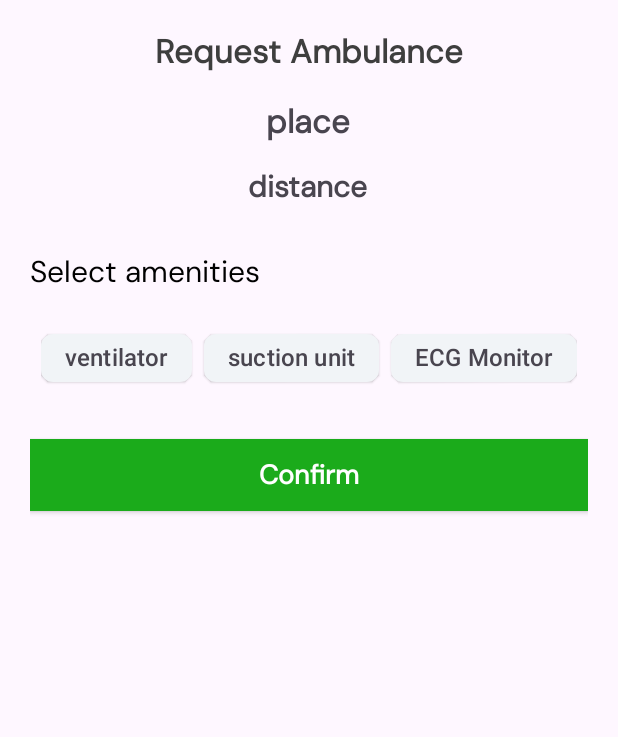
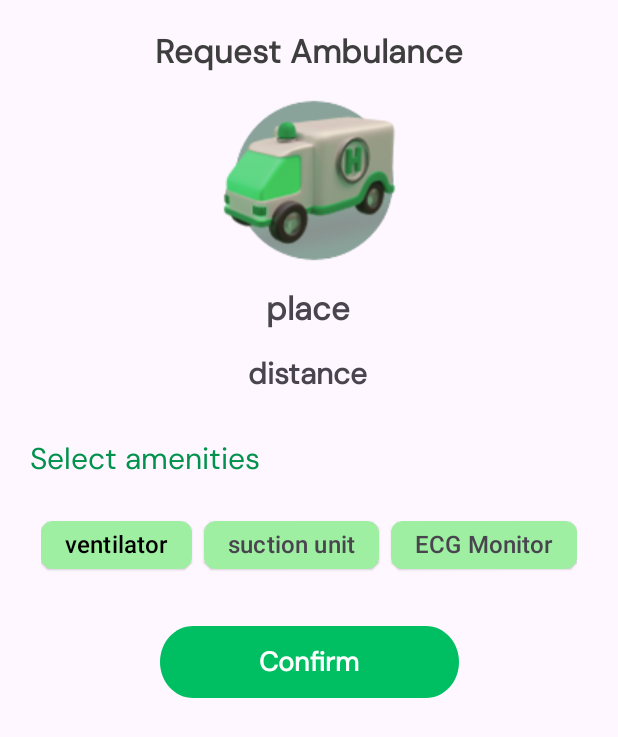
Before and after one commit to AnuragRanjan2003/SwiftAid, an Android app: the layout fragment_bottom_sheet.xml on its own in the app's theme, with its tools: preview values and no code run, on a phone screen of 412 x 824 dp. Shown: the top 737 px of the screen. Run offline under Robolectric (Android 15) with nearby library versions, the phone set to English and light mode, and no system bars.

Commit message:
ask frag done

```diff
--- a/app/src/main/AndroidManifest.xml
+++ b/app/src/main/AndroidManifest.xml
@@ -8,7 +8,7 @@
         android:allowBackup="true"
         android:dataExtractionRules="@xml/data_extraction_rules"
         android:fullBackupContent="@xml/backup_rules"
-        android:icon="@mipmap/ic_launcher"
+        android:icon="@drawable/app_icon"
         android:label="@string/app_name"
         android:supportsRtl="true"
         android:theme="@style/Theme.SwiftAid"
--- a/app/src/main/java/com/hackfest/swiftaid/fragments/AskFragment.kt
+++ b/app/src/main/java/com/hackfest/swiftaid/fragments/AskFragment.kt
@@ -29,7 +29,7 @@ class AskFragment : Fragment() {
         }
 
         binding.orgButton.setOnClickListener {
-            nc.navigate(R.id.organisationAskFragment)
+//            nc.navigate(R.id.organisationAskFragment)
         }
 
         // Inflate the layout for this fragment
--- a/app/src/main/java/com/hackfest/swiftaid/fragments/authentication/organisation/OrganisationAskFragment.kt
+++ b/app/src/main/java/com/hackfest/swiftaid/fragments/authentication/organisation/OrganisationAskFragment.kt
@@ -6,6 +6,7 @@ import android.view.LayoutInflater
 import android.view.View
 import android.view.ViewGroup
 import com.hackfest.swiftaid.R
+
 
 
 class OrganisationAskFragment : Fragment() {
--- a/app/src/main/java/com/hackfest/swiftaid/fragments/authentication/user/UserLoginFragment.kt
+++ b/app/src/main/java/com/hackfest/swiftaid/fragments/authentication/user/UserLoginFragment.kt
@@ -132,6 +132,7 @@ class UserLoginFragment : Fragment() {
             if (it.isSuccessful) {
                 //Update the UI
                 Toast.makeText(this.context, "Logged In Successfully !", Toast.LENGTH_SHORT).show()
+                findNavController().navigate(R.id.nearByFragment)
             } else {
                 Toast.makeText(this.context, it.exception.toString(), Toast.LENGTH_SHORT).show()
             }
--- a/app/src/main/java/com/hackfest/swiftaid/fragments/authentication/user/UserOtpFragment.kt
+++ b/app/src/main/java/com/hackfest/swiftaid/fragments/authentication/user/UserOtpFragment.kt
@@ -12,6 +12,7 @@ import android.view.View
 import android.view.ViewGroup
 import android.widget.Toast
 import androidx.core.view.isVisible
+import androidx.navigation.fragment.findNavController
 import com.google.firebase.FirebaseException
 import com.google.firebase.FirebaseTooManyRequestsException
 import com.google.firebase.auth.*
@@ -155,6 +156,7 @@ class UserOtpFragment : Fragment() {
                         .show()
 
                     val user = task.result?.user
+                    findNavController().navigate(R.id.action_userOtpFragment_to_nearByFragment)
                 } else {
                     // Sign in failed, display a message and update the UI
                     Log.w(ContentValues.TAG, "signInWithCredential:failure", task.exception)
--- a/app/src/main/res/drawable/rectangle_4.xml
+++ b/app/src/main/res/drawable/rectangle_4.xml
@@ -1,3 +1,4 @@
+<?xml version="1.0" encoding="utf-8"?>
 <vector
     xmlns:android="http://schemas.android.com/apk/res/android"
     xmlns:aapt="http://schemas.android.com/aapt"
--- a/app/src/main/res/drawable/rectangle_5.xml
+++ b/app/src/main/res/drawable/rectangle_5.xml
@@ -1,3 +1,4 @@
+<?xml version="1.0" encoding="utf-8"?>
 <vector
     xmlns:android="http://schemas.android.com/apk/res/android"
     xmlns:aapt="http://schemas.android.com/aapt"
--- a/app/src/main/res/layout/fragment_bottom_sheet.xml
+++ b/app/src/main/res/layout/fragment_bottom_sheet.xml
@@ -28,11 +28,19 @@
                 app:layout_constraintStart_toStartOf="parent"
                 app:layout_constraintTop_toTopOf="parent" />
 
+            <ImageView
+                android:id="@+id/imageView"
+                android:layout_width="wrap_content"
+                android:layout_height="wrap_content"
+                android:src="@drawable/app_icon"
+                app:layout_constraintEnd_toEndOf="@+id/textView3"
+                app:layout_constraintStart_toStartOf="@+id/textView3"
+                app:layout_constraintTop_toBottomOf="@+id/textView3" />
+
             <TextView
                 android:id="@+id/place"
                 android:layout_width="wrap_content"
                 android:layout_height="wrap_content"
-                android:layout_marginTop="17dp"
                 android:fontFamily="@font/dm_sans"
                 android:text="place"
                 android:textSize="22sp"
@@ -40,7 +48,7 @@
                 app:layout_constraintEnd_toEndOf="parent"
                 app:layout_constraintHorizontal_bias="0.498"
                 app:layout_constraintStart_toStartOf="parent"
-                app:layout_constraintTop_toBottomOf="@+id/textView3" />
+                app:layout_constraintTop_toBottomOf="@+id/imageView" />
 
             <TextView
                 android:id="@+id/dist"
@@ -61,7 +69,7 @@
                 android:layout_height="wrap_content"
                 android:layout_marginTop="30dp"
                 android:text="Select amenities"
-                android:textColor="@color/black"
+                android:textColor="#02924D"
                 android:textSize="20sp"
                 android:fontFamily="@font/dm_sans"
                 app:layout_constraintStart_toStartOf="parent"
@@ -79,6 +87,8 @@
 
                 <com.google.android.material.chip.Chip
                     android:id="@+id/vent"
+                    android:backgroundTint="@color/chip_green"
+                    android:textColor="@color/black"
                     style="@style/Widget.Material3.Chip.Filter.Elevated"
                     android:layout_width="wrap_content"
                     android:layout_height="wrap_content"
@@ -87,6 +97,7 @@
 
                 <com.google.android.material.chip.Chip
                     android:id="@+id/suck"
+                    android:backgroundTint="@color/chip_green"
                     style="@style/Widget.Material3.Chip.Filter.Elevated"
                     android:layout_width="wrap_content"
                     android:layout_height="wrap_content"
@@ -95,6 +106,7 @@
                     android:textSize="16sp" />
                 <com.google.android.material.chip.Chip
                     android:id="@+id/ecg"
+                    android:backgroundTint="@color/chip_green"
                     style="@style/Widget.Material3.Chip.Filter.Elevated"
                     android:layout_width="wrap_content"
                     android:layout_height="wrap_content"
@@ -105,10 +117,10 @@
 
             <androidx.appcompat.widget.AppCompatButton
                 android:id="@+id/btn_request"
-                android:layout_width="match_parent"
+                android:layout_width="wrap_content"
                 android:layout_height="wrap_content"
                 android:layout_marginTop="30dp"
-                android:background="#1BAB1B"
+                android:background="@drawable/rectangle_1"
                 android:fontFamily="@font/dm_sans"
                 android:text="Confirm"
                 android:textAllCaps="false"
--- a/app/src/main/res/values/colors.xml
+++ b/app/src/main/res/values/colors.xml
@@ -7,4 +7,5 @@
     <color name="teal_700">#FF018786</color>
     <color name="black">#FF000000</color>
     <color name="white">#FFFFFFFF</color>
+    <color name="chip_green">#9FEFA3</color>
 </resources>
```
Also changed, not shown: app/src/main/java/com/hackfest/swiftaid/fragments/map/NearByFragment.kt (+12 -1 lines), app/src/main/res/navigation/nav_graph.xml (+10 -1 lines), app/src/main/res/drawable/app_icon.png (added).
